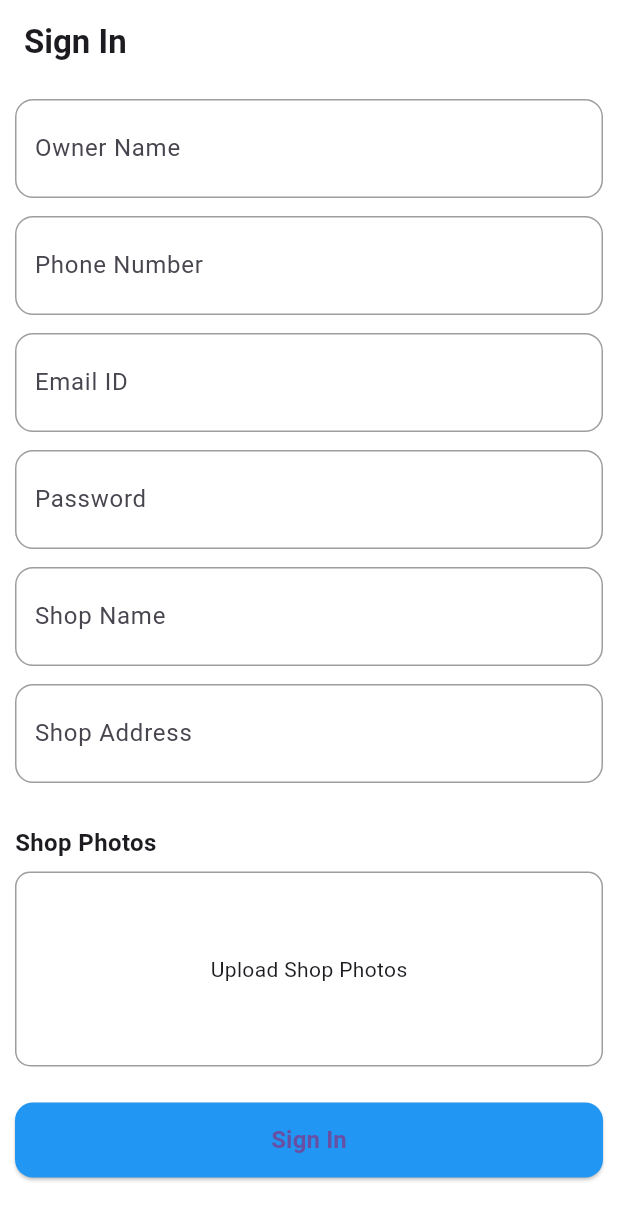
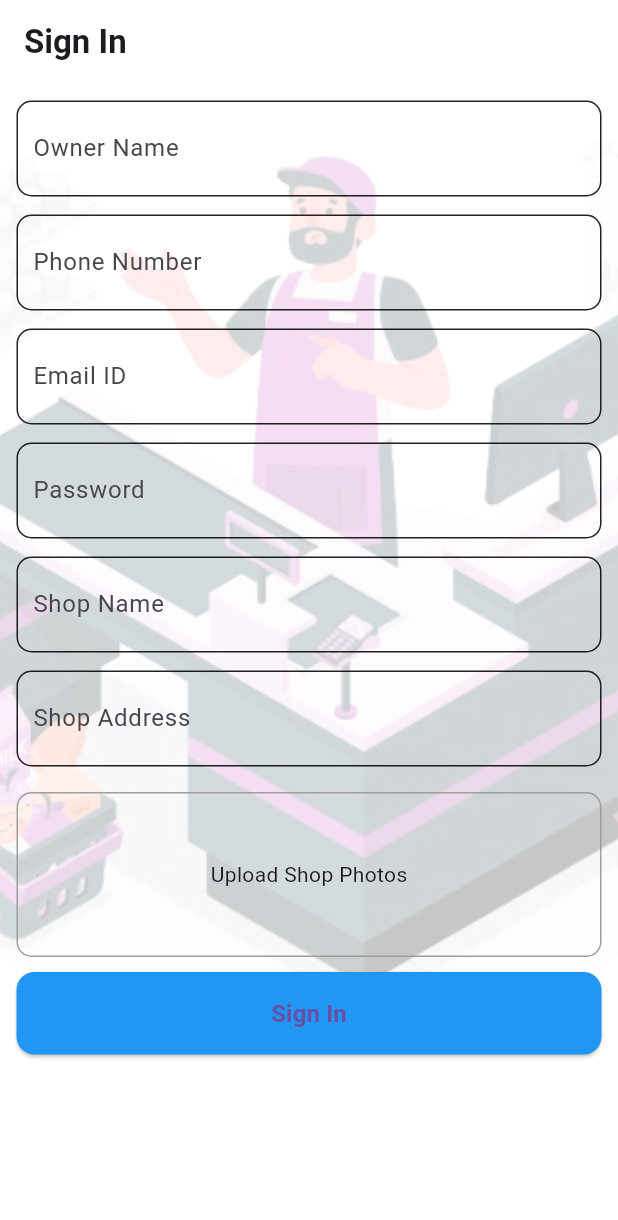
Before and after one commit to umeshsachala/MobiSell, a Flutter app: the screen it shows after launch, after a tap on "Get Started", after a tap on "Continue As Shop Owner", on a phone screen of 412 x 824 dp. Shown: the top 1220 px of the screen. Run offline on Flutter 3.47's test engine with Material 3 defaults, Android fonts, the light colour scheme and no system bars; our stand-ins replace another_flushbar, carousel_slider, google_fonts, image_picker.

Commit message:
sign in screen

```diff
--- a/lib/screens/Onboarding/onboarding_screen.dart
+++ b/lib/screens/Onboarding/onboarding_screen.dart
@@ -15,7 +15,7 @@ class _OnboardingScreenState extends State<OnboardingScreen> {
   final List<String> images = [
     'assets/images/6183575_3026173-removebg-preview.png',
     'assets/images/onbonading 2.png',
-    'assets/images/12849238_1_Coffee-1-removebg-preview.png',
+    'assets/images/onbnding 4.png',
   ];
 
   final List<String> titles = [
--- a/lib/screens/signin/sign_in_view.dart
+++ b/lib/screens/signin/sign_in_view.dart
@@ -38,25 +38,28 @@ class _ShopOwnerSignInState extends State<ShopOwnerSignIn> {
   void _showImagePicker() {
     showModalBottomSheet(
       context: context,
-      builder: (context) => Container(
+      builder: (context) =>
+          Container(
             padding: EdgeInsets.all(10),
             height: 180,
             child: Column(
               children: [
-            Text("Choose Image Source", style: TextStyle(fontSize: 16, fontWeight: FontWeight.bold)),
+                //  Text("Choose Image Source", style: TextStyle(fontSize: 16, fontWeight: FontWeight.bold)),
                 ListTile(
                   leading: Icon(Icons.camera_alt),
                   title: Text("Camera"),
                   onTap: () async {
                     Navigator.pop(context);
-                final pickedFile = await _picker.pickImage(source: ImageSource.camera, imageQuality: 80);
+                    final pickedFile = await _picker.pickImage(
+                        source: ImageSource.camera, imageQuality: 80);
                     if (pickedFile != null) {
                       setState(() {
                         if (_shopPhotos.length < 6) {
                           _shopPhotos.add(File(pickedFile.path));
                         } else {
                           ScaffoldMessenger.of(context).showSnackBar(
-                        SnackBar(content: Text("You can select up to 6 images only!")),
+                            SnackBar(content: Text(
+                                "You can select up to 6 images only!")),
                           );
                         }
                       });
@@ -101,13 +104,14 @@ class _ShopOwnerSignInState extends State<ShopOwnerSignIn> {
     }
   }
 
-  Widget _buildTextField({required TextEditingController controller, required String label, bool isPassword = false, TextInputType? keyboardType}) {
+  Widget _buildTextField(
+      {required TextEditingController controller, required String label, bool isPassword = false, TextInputType? keyboardType}) {
     return Container(
       margin: EdgeInsets.only(bottom: 12),
-      padding: EdgeInsets.symmetric(horizontal: 12, vertical: 4),
+      padding: EdgeInsets.symmetric(horizontal: 10, vertical: 3),
       decoration: BoxDecoration(
-        borderRadius: BorderRadius.circular(12),
-        border: Border.all(color: Colors.grey),
+        borderRadius: BorderRadius.circular(10),
+        border: Border.all(color: Colors.black87),
       ),
       child: TextFormField(
         controller: controller,
@@ -134,30 +138,47 @@ class _ShopOwnerSignInState extends State<ShopOwnerSignIn> {
         centerTitle: false,
         backgroundColor: Colors.white,
       ),
-      body: Padding(
-        padding: EdgeInsets.all(10.0),
+      body: Stack(
+        children: [
+          Positioned.fill(
+            child: Opacity(
+              opacity: 0.22,
+              child: Image.asset(
+                'assets/images/background image.png',
+                // Make sure the image is added in assets
+                fit: BoxFit.cover,
+              ),
+            ),
+          ),
+          Padding(
+            padding: EdgeInsets.all(11.0),
             child: Form(
               key: _formKey,
               child: SingleChildScrollView(
                 child: Column(
                   crossAxisAlignment: CrossAxisAlignment.start,
                   children: [
-                _buildTextField(controller: _nameController, label: "Owner Name"),
-                _buildTextField(controller: _phoneController, label: "Phone Number", keyboardType: TextInputType.phone),
-                _buildTextField(controller: _emailController, label: "Email ID", keyboardType: TextInputType.emailAddress),
-                _buildTextField(controller: _passwordController, label: "Password", isPassword: true),
-                _buildTextField(controller: _shopNameController, label: "Shop Name"),
-                _buildTextField(controller: _shopAddressController, label: "Shop Address"),
-
-                SizedBox(height: 16),
-                Text("Shop Photos", style: TextStyle(fontSize: 16, fontWeight: FontWeight.bold)),
-                SizedBox(height: 8),
-
+                    _buildTextField(
+                        controller: _nameController, label: "Owner Name"),
+                    _buildTextField(controller: _phoneController,
+                        label: "Phone Number",
+                        keyboardType: TextInputType.phone),
+                    _buildTextField(controller: _emailController,
+                        label: "Email ID",
+                        keyboardType: TextInputType.emailAddress),
+                    _buildTextField(controller: _passwordController,
+                        label: "Password",
+                        isPassword: true),
+                    _buildTextField(
+                        controller: _shopNameController, label: "Shop Name"),
+                    _buildTextField(controller: _shopAddressController,
+                        label: "Shop Address"),
+                    SizedBox(height: 5),
                     GestureDetector(
                       onTap: _showImagePicker,
                       child: _shopPhotos.isEmpty
                           ? Container(
-                    height: 130,
+                        height: 110,
                         width: double.infinity,
                         decoration: BoxDecoration(
                           border: Border.all(color: Colors.grey),
@@ -174,20 +195,21 @@ class _ShopOwnerSignInState extends State<ShopOwnerSignIn> {
                           crossAxisSpacing: 8,
                           mainAxisSpacing: 8,
                         ),
-                    itemBuilder: (context, index) => Stack(
+                        itemBuilder: (context, index) =>
+                            Stack(
                               children: [
                                 ClipRRect(
                                   borderRadius: BorderRadius.circular(10),
                                   child: Image.file(
                                     _shopPhotos[index],
-                            height: 100,
-                            width: 100,
+                                    height: 80,
+                                    width: 80,
                                     fit: BoxFit.cover,
                                   ),
                                 ),
                                 Positioned(
-                          top: 5,
-                          right: 5,
+                                  top: 2,
+                                  right: 2,
                                   child: GestureDetector(
                                     onTap: () => _deletePhoto(index),
                                     child: Container(
@@ -196,7 +218,9 @@ class _ShopOwnerSignInState extends State<ShopOwnerSignIn> {
                                         color: Colors.red,
                                         shape: BoxShape.circle,
                                       ),
-                              child: Icon(Icons.close, color: Colors.white, size: 18),
+                                      child: Icon(
+                                          Icons.close, color: Colors.white,
+                                          size: 18),
                                     ),
                                   ),
                                 ),
@@ -204,11 +228,10 @@ class _ShopOwnerSignInState extends State<ShopOwnerSignIn> {
                             ),
                       ),
                     ),
-
-                SizedBox(height: 24),
+                    SizedBox(height: 10),
                     SizedBox(
                       width: double.maxFinite,
-                  height: 50,
+                      height: 55,
                       child: ElevatedButton(
                         style: ElevatedButton.styleFrom(
                           backgroundColor: Colors.blue,
@@ -217,7 +240,8 @@ class _ShopOwnerSignInState extends State<ShopOwnerSignIn> {
                           ),
                         ),
                         onPressed: _submitForm,
-                    child: Text("Sign In", style: TextStyle(fontSize: 16, fontWeight: FontWeight.bold)),
+                        child: Text("Sign In", style: TextStyle(fontSize: 16,
+                            fontWeight: FontWeight.bold)),
                       ),
                     ),
                   ],
@@ -225,6 +249,8 @@ class _ShopOwnerSignInState extends State<ShopOwnerSignIn> {
               ),
             ),
           ),
+        ],
+      ),
     );
   }
 }
```
Also changed, not shown: assets/images/background image.png (added), assets/images/onbnding 4.png (added). Lines whose indentation alone changed are shown as unchanged.
